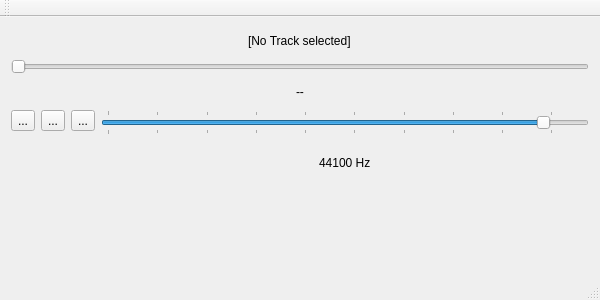
The window that mainwindow.ui (kjjondell/kajuda) describes before a commit, drawn with Qt 5.
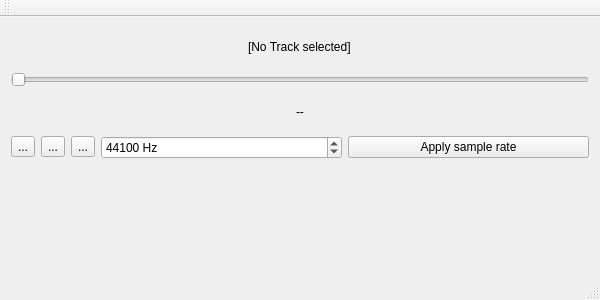
The same window after the commit. Icons and pictures are not drawn. Custom widgets are drawn as their Qt base class.

Diff of the .ui file:
```diff
--- a/mainwindow.ui
+++ b/mainwindow.ui
@@ -83,39 +83,29 @@
           </property>
          </widget>
         </item>
-       </layout>
-      </item>
-      <item>
-       <layout class="QVBoxLayout" name="verticalLayout_3">
         <item>
-         <widget class="QSlider" name="horizontalSlider_2">
+         <layout class="QHBoxLayout" name="horizontalLayout"/>
+        </item>
+        <item>
+         <widget class="QSpinBox" name="spinBoxSampleRate">
+          <property name="enabled">
+           <bool>true</bool>
+          </property>
+          <property name="suffix">
+           <string> Hz</string>
+          </property>
           <property name="maximum">
-           <number>48000</number>
-          </property>
-          <property name="singleStep">
-           <number>100</number>
-          </property>
-          <property name="pageStep">
-           <number>1000</number>
+           <number>50000</number>
           </property>
           <property name="value">
            <number>44100</number>
           </property>
-          <property name="orientation">
-           <enum>Qt::Horizontal</enum>
-          </property>
-          <property name="tickPosition">
-           <enum>QSlider::TicksBothSides</enum>
-          </property>
-          <property name="tickInterval">
-           <number>5000</number>
-          </property>
          </widget>
         </item>
-        <item alignment="Qt::AlignHCenter">
-         <widget class="QLabel" name="labelSampleRate">
+        <item>
+         <widget class="QPushButton" name="applySampleRate">
           <property name="text">
-           <string>44100 Hz</string>
+           <string>Apply sample rate</string>
           </property>
          </widget>
         </item>
```
